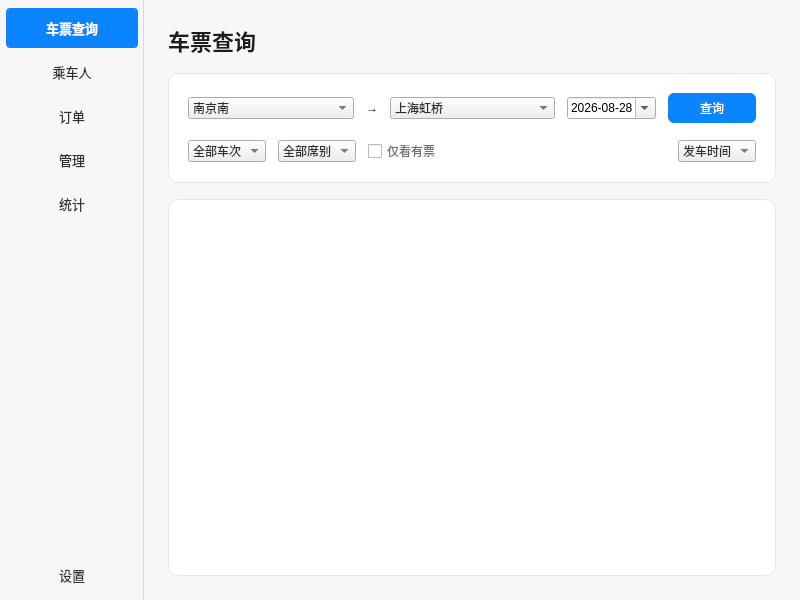
Before: the Qt Designer form mainwindow.ui in miunerofrade/seu-qt-summer-school, drawn with Qt 5.
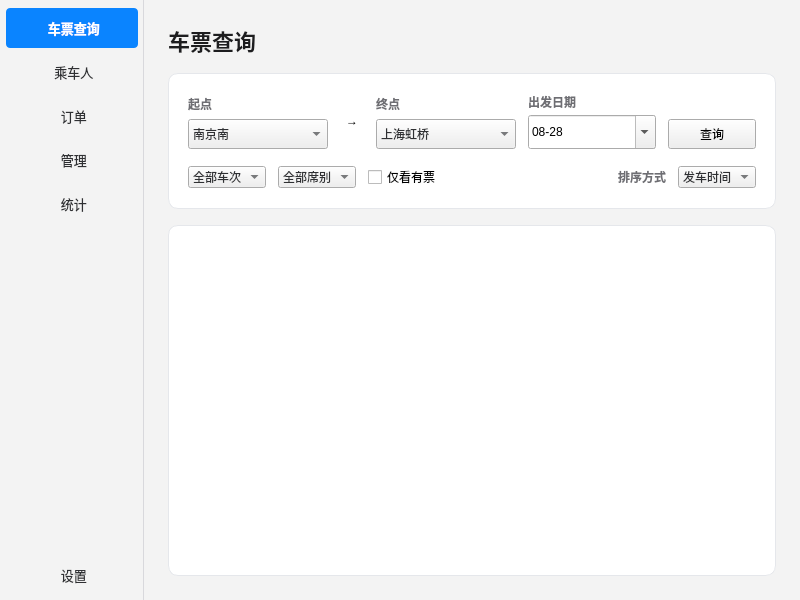
After: the same form once the commit is applied. Icons and pictures are not drawn.

```diff
--- a/mainwindow.ui
+++ b/mainwindow.ui
@@ -10,11 +10,6 @@
     <height>600</height>
    </rect>
   </property>
-  <property name="font">
-   <font>
-    <family>.AppleSystemUIFont</family>
-   </font>
-  </property>
   <property name="windowTitle">
    <string>MainWindow</string>
   </property>
@@ -50,8 +45,8 @@
        </size>
       </property>
       <property name="styleSheet">
-       <string notr="true">QWidget#navWidget {
-    background-color: #F7F7F8;
+    <string notr="true">QWidget#navWidget {
+    background-color: #F3F3F3;
     border-right: 1px solid #D8D8DC;
 }
 
@@ -59,9 +54,7 @@
     background-color: transparent;
     border: none;
     border-radius: 4px;
-
     padding: 4px 12px;
-
     color: #2F3033;
     font-size: 13px;
     text-align: left;
@@ -119,7 +112,7 @@
           </size>
          </property>
          <property name="text">
-          <string>车票查询</string>
+          <string> 车票查询</string>
          </property>
          <property name="checkable">
           <bool>true</bool>
@@ -150,7 +143,7 @@
           </size>
          </property>
          <property name="text">
-          <string>乘车人</string>
+          <string> 乘车人</string>
          </property>
          <property name="checkable">
           <bool>true</bool>
@@ -178,7 +171,7 @@
           </size>
          </property>
          <property name="text">
-          <string>订单</string>
+          <string> 订单</string>
          </property>
          <property name="checkable">
           <bool>true</bool>
@@ -206,7 +199,7 @@
           </size>
          </property>
          <property name="text">
-          <string>管理</string>
+          <string> 管理</string>
          </property>
          <property name="checkable">
           <bool>true</bool>
@@ -234,7 +227,7 @@
           </size>
          </property>
          <property name="text">
-          <string>统计</string>
+          <string> 统计</string>
          </property>
          <property name="checkable">
           <bool>true</bool>
@@ -275,7 +268,7 @@
           </size>
          </property>
          <property name="text">
-          <string>设置</string>
+          <string> 设置</string>
          </property>
          <property name="checkable">
           <bool>true</bool>
@@ -284,18 +277,15 @@
           <bool>true</bool>
          </property>
          <property name="toolButtonStyle">
-          <enum>Qt::ToolButtonStyle::ToolButtonTextBesideIcon</enum>
-         </property>
-        </widget>
-       </item>
-      </layout>
-     </widget>
-    </item>
-    <item>
-     <widget class="QStackedWidget" name="stackedWidget">
-      <property name="enabled">
-       <bool>true</bool>
-      </property>
+            <enum>Qt::ToolButtonStyle::ToolButtonTextBesideIcon</enum>
+           </property>
+          </widget>
+         </item>
+        </layout>
+       </widget>
+      </item>
+      <item>
+       <widget class="QStackedWidget" name="stackedWidget">
       <property name="minimumSize">
        <size>
         <width>0</width>
@@ -314,7 +304,7 @@
       <widget class="QWidget" name="pageQuery">
        <property name="styleSheet">
         <string notr="true">QWidget#pageQuery {
-    background-color: #F6F7F9;
+    background-color: #F3F3F3;
 }
 
 QLabel#labelQueryTitle {
@@ -339,20 +329,11 @@
     color: #2F3033;
 }
 
-QWidget#queryCard QCheckBox {
-    color: #6E6E73;
-}
-
-QPushButton#btnSearch {
-    background-color: #0A84FF;
-    border: none;
-    border-radius: 6px;
-    color: #FFFFFF;
-    padding: 6px 18px;
-}
-
-QPushButton#btnSearch:hover {
-    background-color: #0071E3;
+QWidget#queryConditionsWidget QComboBox,
+QWidget#queryConditionsWidget QDateEdit,
+QWidget#queryConditionsWidget QPushButton {
+    min-height: 28px;
+    max-height: 28px;
 }
 
 QTableView#tableTickets {
@@ -371,6 +352,24 @@
     padding: 8px;
 }
 
+QTableView#tableTickets QHeaderView::down-arrow {
+    image: url(:/icons/chevron-down.svg);
+    width: 10px;
+    height: 10px;
+    subcontrol-origin: padding;
+    subcontrol-position: right center;
+    right: 6px;
+}
+
+QTableView#tableTickets QHeaderView::up-arrow {
+    image: url(:/icons/chevron-up.svg);
+    width: 10px;
+    height: 10px;
+    subcontrol-origin: padding;
+    subcontrol-position: right center;
+    right: 6px;
+}
+
 QCalendarWidget {
     background-color: #FFFFFF;
 }
@@ -382,7 +381,7 @@
 
 QCalendarWidget QToolButton {
     background-color: transparent;
-    border: 1px solid #BAB9B8;
+    border: 1px solid #E5E7EB;
     border-radius: 4px;
     margin: 3px;
     padding: 4px 16px 4px 6px;
@@ -450,6 +449,15 @@
     min-width: 56px;
     padding: 2px 6px;
     color: #31363B;
+}
+
+QLabel#labelDepartureStation,
+QLabel#labelArrivalStation,
+QLabel#labelTravelDate,
+QLabel#labelSort {
+    color: #6E6E73;
+    font-size: 12px;
+    font-weight: 500;
 }</string>
        </property>
        <layout class="QVBoxLayout" name="verticalLayoutQuery" stretch="0,0,1">
@@ -495,7 +503,7 @@
            </property>
            <item>
             <widget class="QWidget" name="queryConditionsWidget" native="true">
-             <layout class="QHBoxLayout" name="horizontalLayoutQueryConditions" stretch="1,0,1,0,0">
+              <layout class="QHBoxLayout" name="horizontalLayoutQueryConditions" stretch="1,0,1,1,0">
               <property name="spacing">
                <number>12</number>
               </property>
@@ -512,63 +520,95 @@
                <number>0</number>
               </property>
               <item>
-               <widget class="QComboBox" name="comboDepartureStation">
-                <property name="minimumSize">
-                 <size>
-                  <width>140</width>
-                  <height>0</height>
-                 </size>
-                </property>
-                <item>
-                 <property name="text">
-                  <string>南京南</string>
-                 </property>
-                </item>
+               <widget class="QWidget" name="departureField" native="true">
+                <layout class="QVBoxLayout" name="verticalLayoutDepartureField">
+                 <property name="spacing"><number>4</number></property>
+                 <property name="leftMargin"><number>0</number></property>
+                 <property name="topMargin"><number>0</number></property>
+                 <property name="rightMargin"><number>0</number></property>
+                 <property name="bottomMargin"><number>0</number></property>
+                 <item>
+                  <widget class="QLabel" name="labelDepartureStation">
+                   <property name="text"><string>起点</string></property>
+                  </widget>
+                 </item>
+                 <item>
+                  <widget class="QComboBox" name="comboDepartureStation">
+                   <property name="minimumSize"><size><width>140</width><height>0</height></size></property>
+                   <item><property name="text"><string>南京南</string></property></item>
+                  </widget>
+                 </item>
+                </layout>
                </widget>
               </item>
               <item>
                <widget class="QLabel" name="labelRouteArrow">
+                     <property name="minimumSize">
+                      <size>
+                        <width>24</width>
+                        <height>0</height>
+                      </size>
+                     </property>
+                     <property name="maximumSize">
+                      <size>
+                        <width>24</width>
+                        <height>16777215</height>
+                      </size>
+                     </property>
                 <property name="text">
                  <string>→</string>
                 </property>
                 <property name="alignment">
-                 <set>Qt::AlignmentFlag::AlignCenter</set>
+                        <set>Qt::AlignmentFlag::AlignHCenter|Qt::AlignmentFlag::AlignVCenter</set>
                 </property>
                </widget>
               </item>
               <item>
-               <widget class="QComboBox" name="comboArrivalStation">
-                <property name="minimumSize">
-                 <size>
-                  <width>140</width>
-                  <height>0</height>
-                 </size>
-                </property>
-                <item>
-                 <property name="text">
-                  <string>上海虹桥</string>
-                 </property>
-                </item>
+               <widget class="QWidget" name="arrivalField" native="true">
+                <layout class="QVBoxLayout" name="verticalLayoutArrivalField">
+                 <property name="spacing"><number>4</number></property>
+                 <property name="leftMargin"><number>0</number></property>
+                 <property name="topMargin"><number>0</number></property>
+                 <property name="rightMargin"><number>0</number></property>
+                 <property name="bottomMargin"><number>0</number></property>
+                 <item>
+                  <widget class="QLabel" name="labelArrivalStation">
+                   <property name="text"><string>终点</string></property>
+                  </widget>
+                 </item>
+                 <item>
+                  <widget class="QComboBox" name="comboArrivalStation">
+                   <property name="minimumSize"><size><width>140</width><height>0</height></size></property>
+                   <item><property name="text"><string>上海虹桥</string></property></item>
+                  </widget>
+                 </item>
+                </layout>
                </widget>
               </item>
               <item>
-               <widget class="QDateEdit" name="dateTravel">
-                <property name="displayFormat">
-                 <string>yyyy-MM-dd</string>
-                </property>
-                <property name="calendarPopup">
-                 <bool>true</bool>
-                </property>
-                <property name="date">
-                 <date>
-                  <year>2026</year>
-                  <month>8</month>
-                  <day>28</day>
-                 </date>
-                </property>
+               <widget class="QWidget" name="dateField" native="true">
+                <layout class="QVBoxLayout" name="verticalLayoutDateField">
+                 <property name="spacing"><number>4</number></property>
+                 <property name="leftMargin"><number>0</number></property>
+                 <property name="topMargin"><number>0</number></property>
+                 <property name="rightMargin"><number>0</number></property>
+                 <property name="bottomMargin"><number>0</number></property>
+                 <item>
+                  <widget class="QLabel" name="labelTravelDate">
+                   <property name="text"><string>出发日期</string></property>
+                  </widget>
+                 </item>
+                 <item>
+                  <widget class="QDateEdit" name="dateTravel">
+                   <property name="displayFormat"><string>MM-dd</string></property>
+                   <property name="calendarPopup"><bool>true</bool></property>
+                   <property name="date"><date><year>2026</year><month>8</month><day>28</day></date></property>
+                  </widget>
+                 </item>
+                </layout>
                </widget>
               </item>
-              <item>
+              <item alignment="Qt::AlignmentFlag::AlignBottom">
                <widget class="QPushButton" name="btnSearch">
                 <property name="minimumSize">
                  <size>
@@ -640,6 +680,13 @@
                 </property>
                </spacer>
               </item>
+              <item>
+               <widget class="QLabel" name="labelSort">
+                <property name="text">
+                 <string>排序方式</string>
+                </property>
+               </widget>
+              </item>
               <item>
                <widget class="QComboBox" name="comboSort">
                 <item>
```
Left out of the diff: 125 changed lines with no effect on the pictures.
